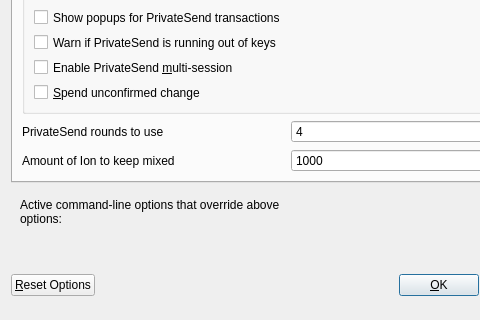
Qt form src/qt/forms/optionsdialog.ui (cryptolinux/ion) before a commit; both pictures show x 0 to 480 and y 143 to 463 of the 576 by 463 pixel window.
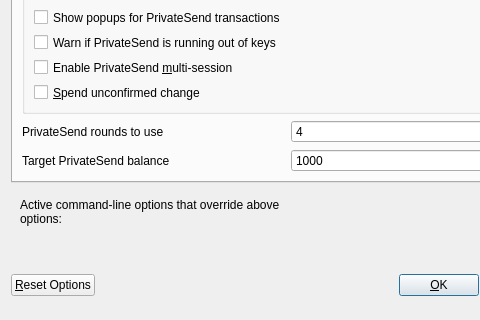
The same form after that commit. The open tabs and pages were chosen to show the change. Custom widgets are drawn as their Qt base class.

Commit message:
Tweak few more strings re mixing and balances (#3265)
* Tweak few more strings re mixing and balances

* "Fully mixed"/"mixed" -> "PrivateSend"

* Apply suggestions from code review

Diff of the .ui file:
```diff
--- a/src/qt/forms/optionsdialog.ui
+++ b/src/qt/forms/optionsdialog.ui
@@ -269,7 +269,7 @@
             <string notr="true"/>
            </property>
            <property name="text">
-            <string>Amount of Ion to keep mixed</string>
+            <string>Target PrivateSend balance</string>
            </property>
           </widget>
          </item>
```
The commit also changes 6 other files.
